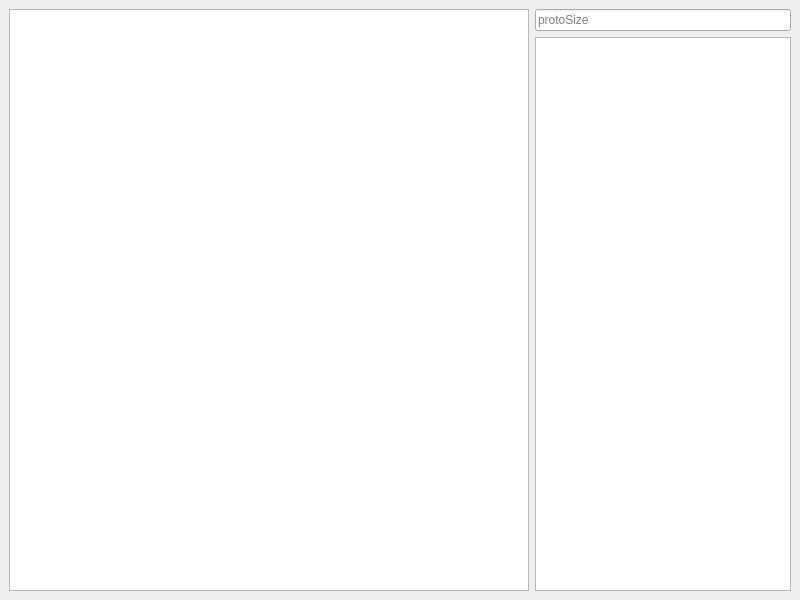
This is mainwindow.ui in learniuH/Qt as Qt 5 draws it before an edit. The edited form follows.
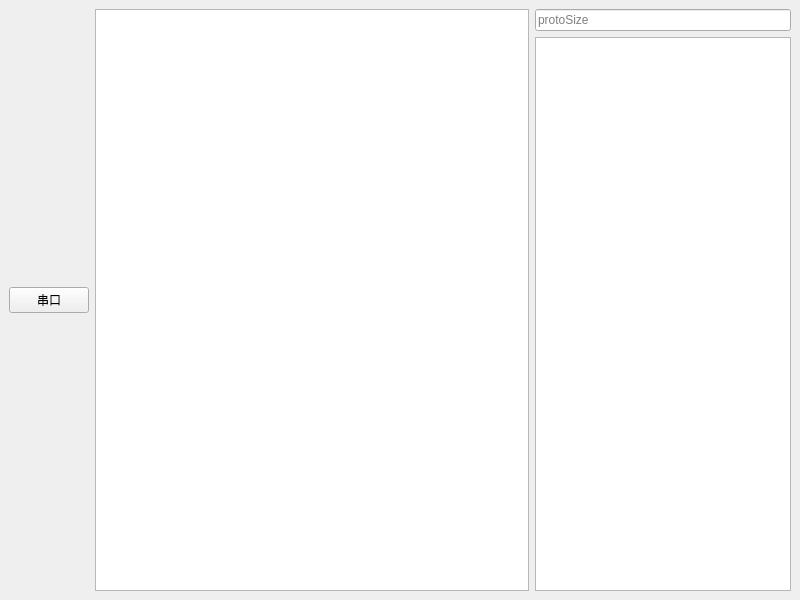
This is the edited form. Custom widgets are drawn as their Qt base class.

```diff
--- a/mainwindow.ui
+++ b/mainwindow.ui
@@ -15,6 +15,13 @@
   </property>
   <widget class="QWidget" name="centralwidget">
    <layout class="QHBoxLayout" name="horizontalLayout">
+    <item>
+     <widget class="QPushButton" name="serialDialog">
+      <property name="text">
+       <string>串口</string>
+      </property>
+     </widget>
+    </item>
     <item>
      <widget class="QGraphicsView" name="graphicsView">
       <property name="sizePolicy">
```
